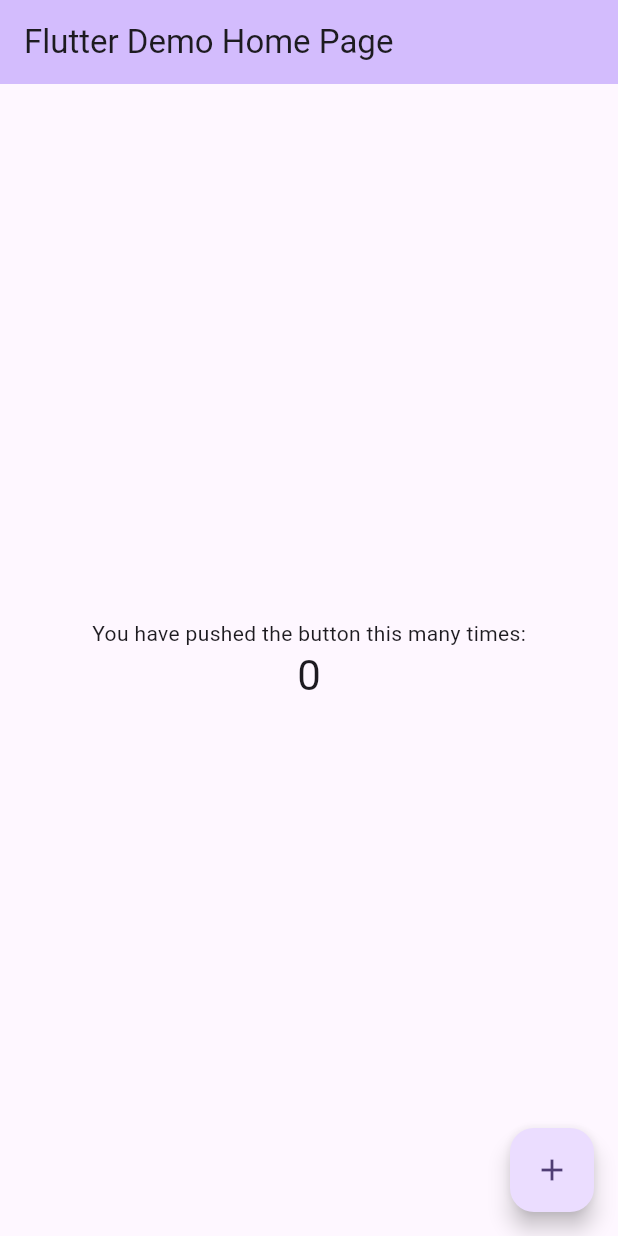
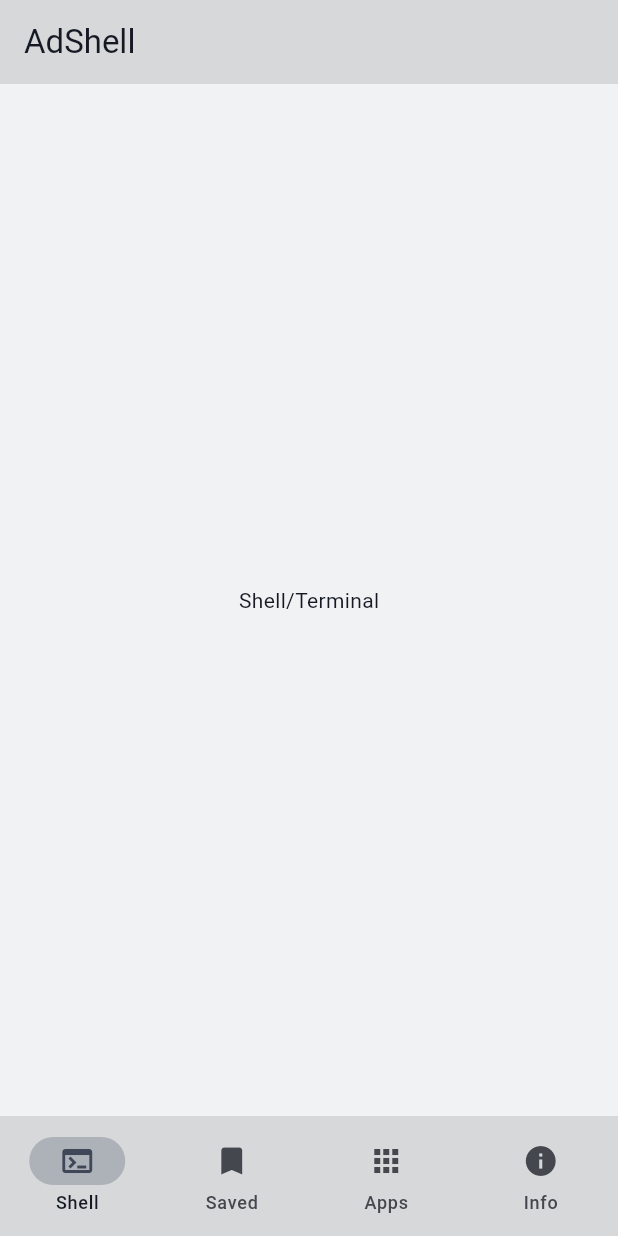
Before and after one commit to Nekoplii/AdShell, a Flutter app: the screen it shows after launch, on a phone screen of 412 x 824 dp. Run offline on Flutter 3.47's test engine with Material 3 defaults, Android fonts, the phone set to English and light mode, and no system bars.

Commit message:
style: apply neutral color palette to Material 3 themes

```diff
--- a/lib/main.dart
+++ b/lib/main.dart
@@ -4,118 +4,120 @@ void main() {
   runApp(const MyApp());
 }
 
+class AppColors {
+  static const Color neutral50 = Color(0xFFF1F2F3);
+  static const Color neutral100 = Color(0xFFD6D8DA);
+  static const Color neutral200 = Color(0xFFADB1B8);
+  static const Color neutral300 = Color(0xFF838996);
+  static const Color neutral400 = Color(0xFF5F6777);
+  static const Color neutral500 = Color(0xFF474D5B);
+  static const Color neutral600 = Color(0xFF3A3F4D);
+  static const Color neutral700 = Color(0xFF2D3340);
+  static const Color neutral800 = Color(0xFF212633);
+  static const Color neutral900 = Color(0xFF151923);
+  static const Color neutral950 = Color(0xFF0F121A);
+}
+
 class MyApp extends StatelessWidget {
   const MyApp({super.key});
 
-  // This widget is the root of your application.
   @override
   Widget build(BuildContext context) {
     return MaterialApp(
-      title: 'Flutter Demo',
+      title: 'AdShell',
       theme: ThemeData(
-        // This is the theme of your application.
-        //
-        // TRY THIS: Try running your application with "flutter run". You'll see
-        // the application has a purple toolbar. Then, without quitting the app,
-        // try changing the seedColor in the colorScheme below to Colors.green
-        // and then invoke "hot reload" (save your changes or press the "hot
-        // reload" button in a Flutter-supported IDE, or press "r" if you used
-        // the command line to start the app).
-        //
-        // Notice that the counter didn't reset back to zero; the application
-        // state is not lost during the reload. To reset the state, use hot
-        // restart instead.
-        //
-        // This works for code too, not just values: Most code changes can be
-        // tested with just a hot reload.
-        colorScheme: .fromSeed(seedColor: Colors.deepPurple),
+        useMaterial3: true,
+        scaffoldBackgroundColor: AppColors.neutral50,
+        colorScheme: ColorScheme.fromSeed(
+          seedColor: AppColors.neutral500,
+          brightness: Brightness.light,
+        ).copyWith(
+          surface: AppColors.neutral50,
+          onSurface: AppColors.neutral900,
+        ),
+        navigationBarTheme: const NavigationBarThemeData(
+          backgroundColor: AppColors.neutral100,
+          indicatorColor: AppColors.neutral200,
+        ),
+        appBarTheme: const AppBarTheme(
+          backgroundColor: AppColors.neutral100,
+          foregroundColor: AppColors.neutral900,
+        ),
       ),
-      home: const MyHomePage(title: 'Flutter Demo Home Page'),
+      darkTheme: ThemeData(
+        useMaterial3: true,
+        scaffoldBackgroundColor: AppColors.neutral950,
+        colorScheme: ColorScheme.fromSeed(
+          seedColor: AppColors.neutral500,
+          brightness: Brightness.dark,
+        ).copyWith(
+          surface: AppColors.neutral900,
+          onSurface: AppColors.neutral50,
+        ),
+        navigationBarTheme: const NavigationBarThemeData(
+          backgroundColor: AppColors.neutral900,
+          indicatorColor: AppColors.neutral700,
+        ),
+        appBarTheme: const AppBarTheme(
+          backgroundColor: AppColors.neutral900,
+          foregroundColor: AppColors.neutral50,
+        ),
+      ),
+      themeMode: ThemeMode.system,
+      home: const MainScreen(),
     );
   }
 }
 
-class MyHomePage extends StatefulWidget {
-  const MyHomePage({super.key, required this.title});
-
-  // This widget is the home page of your application. It is stateful, meaning
-  // that it has a State object (defined below) that contains fields that affect
-  // how it looks.
-
-  // This class is the configuration for the state. It holds the values (in this
-  // case the title) provided by the parent (in this case the App widget) and
-  // used by the build method of the State. Fields in a Widget subclass are
-  // always marked "final".
-
-  final String title;
+class MainScreen extends StatefulWidget {
+  const MainScreen({super.key});
 
   @override
-  State<MyHomePage> createState() => _MyHomePageState();
+  State<MainScreen> createState() => _MainScreenState();
 }
 
-class _MyHomePageState extends State<MyHomePage> {
-  int _counter = 0;
+class _MainScreenState extends State<MainScreen> {
+  int _selectedIndex = 0;
 
-  void _incrementCounter() {
-    setState(() {
-      // This call to setState tells the Flutter framework that something has
-      // changed in this State, which causes it to rerun the build method below
-      // so that the display can reflect the updated values. If we changed
-      // _counter without calling setState(), then the build method would not be
-      // called again, and so nothing would appear to happen.
-      _counter++;
-    });
-  }
+  final List<Widget> _pages = [
+    const Center(child: Text('Shell/Terminal')),
+    const Center(child: Text('Saved Commands')),
+    const Center(child: Text('App Manager')),
+    const Center(child: Text('Device Info')),
+  ];
 
   @override
   Widget build(BuildContext context) {
-    // This method is rerun every time setState is called, for instance as done
-    // by the _incrementCounter method above.
-    //
-    // The Flutter framework has been optimized to make rerunning build methods
-    // fast, so that you can just rebuild anything that needs updating rather
-    // than having to individually change instances of widgets.
     return Scaffold(
       appBar: AppBar(
-        // TRY THIS: Try changing the color here to a specific color (to
-        // Colors.amber, perhaps?) and trigger a hot reload to see the AppBar
-        // change color while the other colors stay the same.
-        backgroundColor: Theme.of(context).colorScheme.inversePrimary,
-        // Here we take the value from the MyHomePage object that was created by
-        // the App.build method, and use it to set our appbar title.
-        title: Text(widget.title),
+        title: const Text('AdShell'),
       ),
-      body: Center(
-        // Center is a layout widget. It takes a single child and positions it
-        // in the middle of the parent.
-        child: Column(
-          // Column is also a layout widget. It takes a list of children and
-          // arranges them vertically. By default, it sizes itself to fit its
-          // children horizontally, and tries to be as tall as its parent.
-          //
-          // Column has various properties to control how it sizes itself and
-          // how it positions its children. Here we use mainAxisAlignment to
-          // center the children vertically; the main axis here is the vertical
-          // axis because Columns are vertical (the cross axis would be
-          // horizontal).
-          //
-          // TRY THIS: Invoke "debug painting" (choose the "Toggle Debug Paint"
-          // action in the IDE, or press "p" in the console), to see the
-          // wireframe for each widget.
-          mainAxisAlignment: .center,
-          children: [
-            const Text('You have pushed the button this many times:'),
-            Text(
-              '$_counter',
-              style: Theme.of(context).textTheme.headlineMedium,
-            ),
-          ],
-        ),
-      ),
-      floatingActionButton: FloatingActionButton(
-        onPressed: _incrementCounter,
-        tooltip: 'Increment',
-        child: const Icon(Icons.add),
+      body: _pages[_selectedIndex],
+      bottomNavigationBar: NavigationBar(
+        selectedIndex: _selectedIndex,
+        onDestinationSelected: (int index) {
+          setState(() {
+            _selectedIndex = index;
+          });
+        },
+        destinations: const [
+          NavigationDestination(
+            icon: Icon(Icons.terminal),
+            label: 'Shell',
+          ),
+          NavigationDestination(
+            icon: Icon(Icons.bookmark),
+            label: 'Saved',
+          ),
+          NavigationDestination(
+            icon: Icon(Icons.apps),
+            label: 'Apps',
+          ),
+          NavigationDestination(
+            icon: Icon(Icons.info),
+            label: 'Info',
+          ),
+        ],
       ),
     );
   }
```
